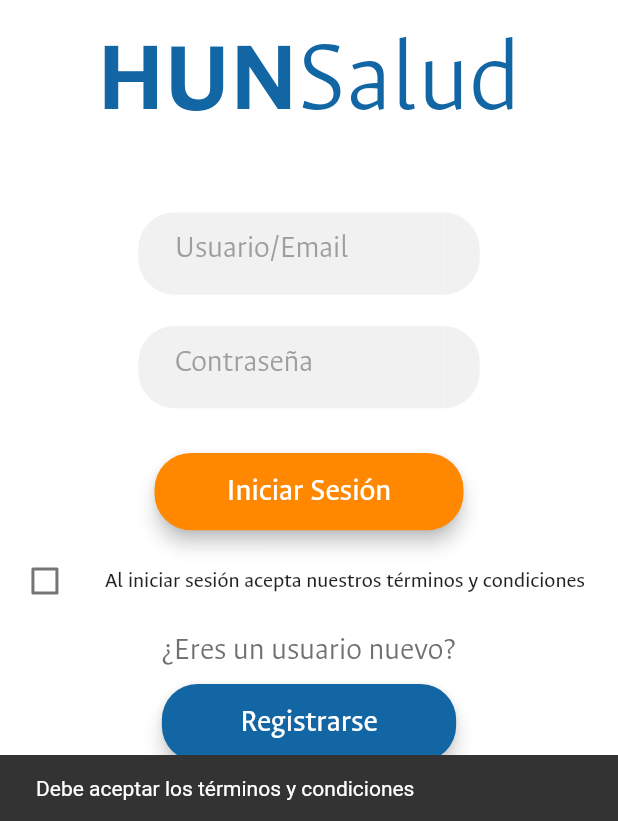
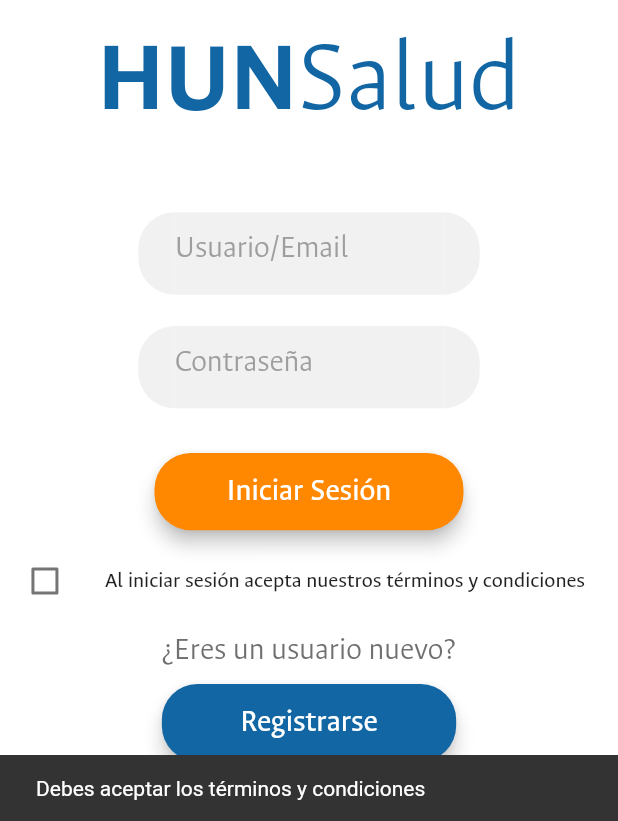
Before and after one commit to Bohurtadop/hun_app, a Flutter app: the screen it shows after launch, after a tap on "Iniciar Sesión", on a phone screen of 412 x 824 dp, the part 415-1236 px from its top. Run offline on Flutter 3.47's test engine with Material 2 defaults, Android fonts, the phone set to English and light mode, and no system bars; our stand-ins replace cloud_firestore, cloud_functions, firebase_auth; accounts and stored records are empty.

Commit message:
SnackBar messages were modified.

```diff
--- a/lib/Screens/Register.dart
+++ b/lib/Screens/Register.dart
@@ -59,6 +59,7 @@ class RegisterState extends State<Register> with TickerProviderStateMixin {
         return showToast(
           context: _context,
           message: 'Verifica el nombre que has ingresado',
+          milliseconds: 1000,
         );
 
       if (_lastNameController.text == null ||
@@ -66,6 +67,7 @@ class RegisterState extends State<Register> with TickerProviderStateMixin {
         return showToast(
           context: _context,
           message: 'Verifica el apellido que has ingresado',
+          milliseconds: 1000,
         );
       try {
         setState(() {
@@ -80,7 +82,6 @@ class RegisterState extends State<Register> with TickerProviderStateMixin {
             .then((success) async {
           if (success) {
             FirebaseUser user = widget._user.user;
-            Navigator.pop(context);
 
             // email verification
             await CloudFunctions.instance
@@ -98,6 +99,7 @@ class RegisterState extends State<Register> with TickerProviderStateMixin {
                 .getHttpsCallable(functionName: 'update_user_type')
                 .call({'client': true});
             print('User type has been updated. The user is a client now.');
+            Navigator.pop(context);
           } else {
             showToast(
               context: _context,
--- a/lib/resources/Resources.dart
+++ b/lib/resources/Resources.dart
@@ -31,7 +31,7 @@ SizedBox spaceBetween(double space) {
 void acceptTOC({BuildContext context}) {
   return showToast(
     context: context,
-    message: 'Debe aceptar los términos y condiciones',
+    message: 'Debes aceptar los términos y condiciones',
     milliseconds: 1500,
   );
 }
```
